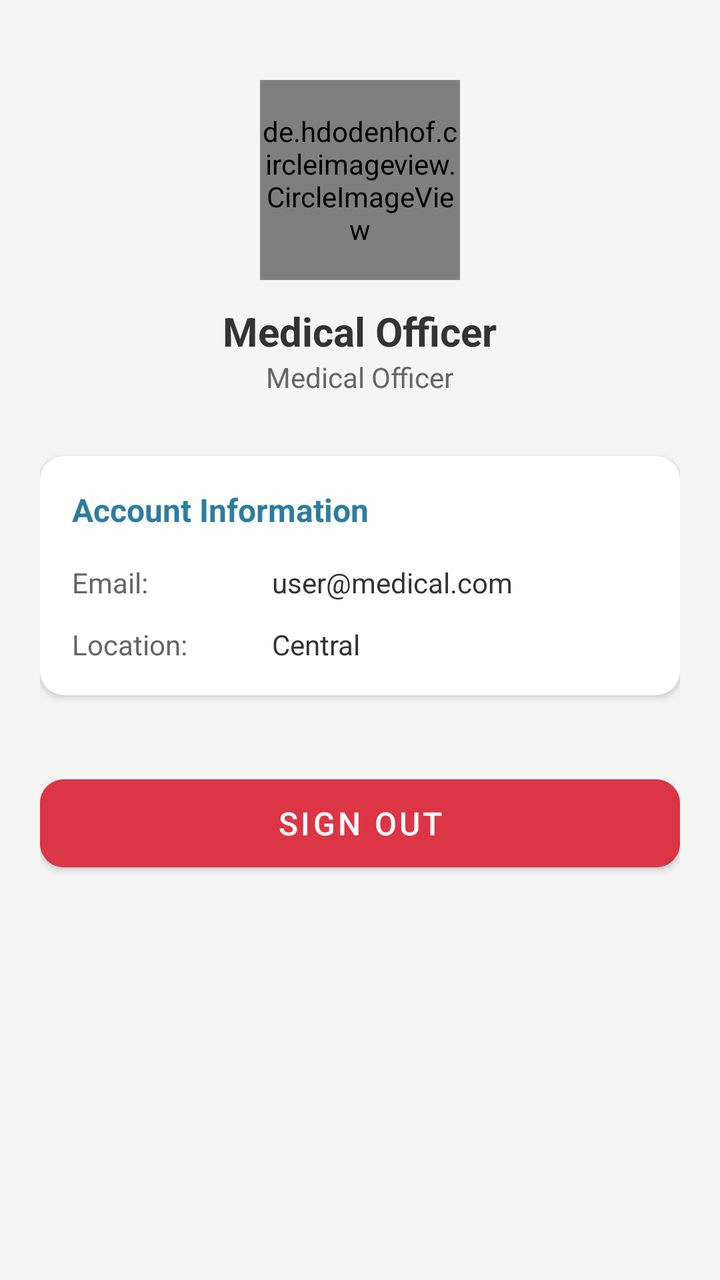
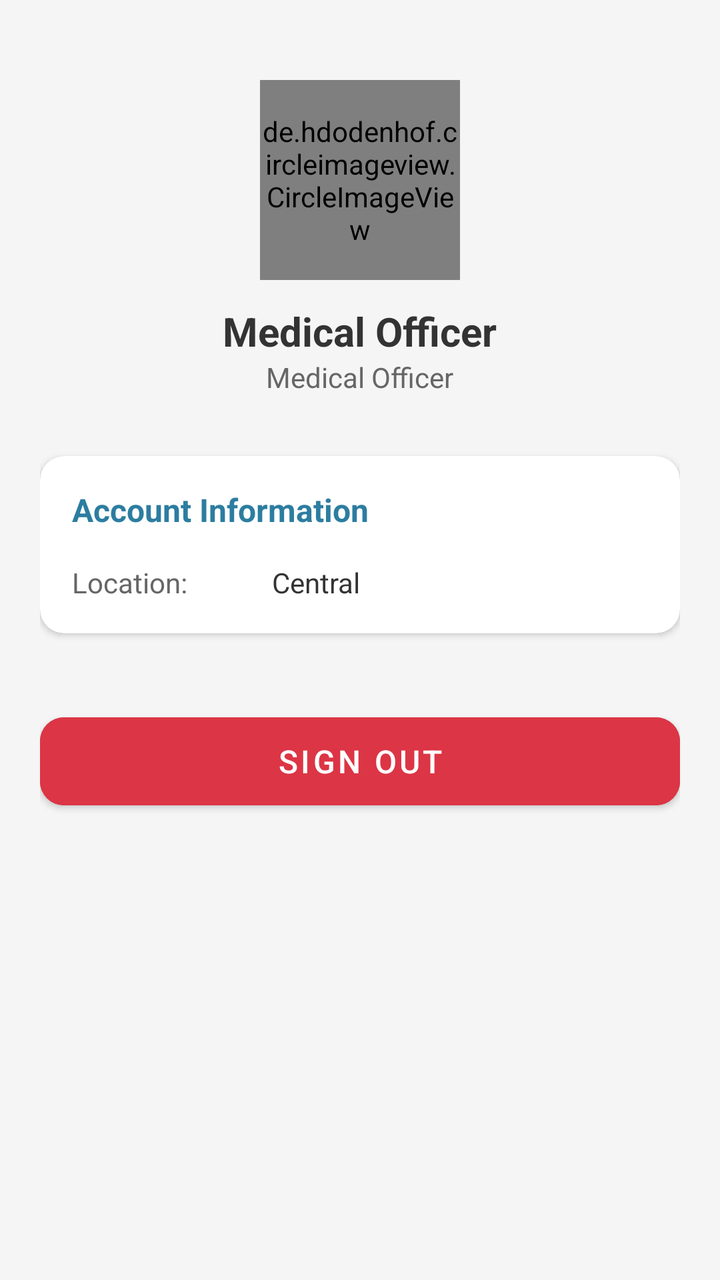

Before-and-after screenshots of an Android layout around one commit, followed by the original layout XML and the change that was made.
<!-- AndroidManifest.xml: application theme Theme.MediCarePro -->
<!-- res/layout/fragment_profile.xml -->
<?xml version="1.0" encoding="utf-8"?>
<ScrollView xmlns:android="http://schemas.android.com/apk/res/android"
    xmlns:app="http://schemas.android.com/apk/res-auto"
    android:layout_width="match_parent"
    android:layout_height="match_parent"
    android:background="#F5F5F5">

    <LinearLayout
        android:layout_width="match_parent"
        android:layout_height="wrap_content"
        android:orientation="vertical"
        android:padding="20dp">

        <LinearLayout
            android:layout_width="match_parent"
            android:layout_height="wrap_content"
            android:orientation="vertical"
            android:gravity="center"
            android:layout_marginTop="20dp"
            android:layout_marginBottom="30dp">

            <de.hdodenhof.circleimageview.CircleImageView
                android:layout_width="100dp"
                android:layout_height="100dp"
                android:src="@drawable/ic_profile_default"
                app:civ_border_width="2dp"
                app:civ_border_color="#2c7da0" />

            <TextView
                android:id="@+id/tvName"
                android:layout_width="wrap_content"
                android:layout_height="wrap_content"
                android:text="Medical Officer"
                android:textSize="20sp"
                android:textStyle="bold"
                android:textColor="#333333"
                android:layout_marginTop="12dp" />

            <TextView
                android:id="@+id/tvRole"
                android:layout_width="wrap_content"
                android:layout_height="wrap_content"
                android:text="Medical Officer"
                android:textSize="14sp"
                android:textColor="#666666" />

        </LinearLayout>

        <com.google.android.material.card.MaterialCardView
            android:layout_width="match_parent"
            android:layout_height="wrap_content"
            app:cardCornerRadius="12dp"
            app:cardElevation="2dp"
            android:layout_marginBottom="16dp">

            <LinearLayout
                android:layout_width="match_parent"
                android:layout_height="wrap_content"
                android:orientation="vertical"
                android:padding="16dp">

                <TextView
                    android:layout_width="wrap_content"
                    android:layout_height="wrap_content"
                    android:text="Account Information"
                    android:textSize="16sp"
                    android:textStyle="bold"
                    android:textColor="#2c7da0"
                    android:layout_marginBottom="16dp" />

                <LinearLayout
                    android:layout_width="match_parent"
                    android:layout_height="wrap_content"
                    android:orientation="horizontal"
                    android:layout_marginBottom="12dp">

                    <TextView
                        android:layout_width="100dp"
                        android:layout_height="wrap_content"
                        android:text="Email:"
                        android:textSize="14sp"
                        android:textColor="#666666" />

                    <TextView
                        android:id="@+id/tvEmail"
                        android:layout_width="0dp"
                        android:layout_height="wrap_content"
                        android:layout_weight="1"
                        android:text="user@medical.com"
                        android:textSize="14sp"
                        android:textColor="#333333" />

                </LinearLayout>

                <LinearLayout
                    android:layout_width="match_parent"
                    android:layout_height="wrap_content"
                    android:orientation="horizontal">

                    <TextView
                        android:layout_width="100dp"
                        android:layout_height="wrap_content"
                        android:text="Location:"
                        android:textSize="14sp"
                        android:textColor="#666666" />

                    <TextView
                        android:id="@+id/tvLocation"
                        android:layout_width="0dp"
                        android:layout_height="wrap_content"
                        android:layout_weight="1"
                        android:text="Central"
                        android:textSize="14sp"
                        android:textColor="#333333" />

                </LinearLayout>

            </LinearLayout>

        </com.google.android.material.card.MaterialCardView>

        <com.google.android.material.button.MaterialButton
            android:id="@+id/btnSignOut"
            android:layout_width="match_parent"
            android:layout_height="56dp"
            android:text="Sign Out"
            android:textSize="16sp"
            app:cornerRadius="12dp"
            android:backgroundTint="#DC3545"
            android:layout_marginTop="20dp" />

    </LinearLayout>

</ScrollView>
<!-- resources referenced by this layout -->
<resources>
  <!-- drawable ic_profile_default (drawable) -->
  <?xml version="1.0" encoding="utf-8"?>
  <shape xmlns:android="http://schemas.android.com/apk/res/android"
      android:shape="oval">
      <solid android:color="#2c7da0" />
  </shape>
  <style name="Theme.MediCarePro" parent="Theme.MaterialComponents.DayNight.NoActionBar">
          <item name="colorPrimary">#2c7da0</item>
          <item name="colorPrimaryVariant">#1f5e7a</item>
          <item name="colorOnPrimary">#FFFFFF</item>
          <item name="colorSecondary">#61a5c2</item>
          <item name="colorSecondaryVariant">#3d7a97</item>
          <item name="colorOnSecondary">#FFFFFF</item>
          <item name="android:statusBarColor">#1f5e7a</item>
      </style>
</resources>

<!-- the commit's change to res/layout/fragment_profile.xml (unified diff, before → after) -->
@@ -71,30 +71,6 @@
                 <LinearLayout
                     android:layout_width="match_parent"
                     android:layout_height="wrap_content"
-                    android:orientation="horizontal"
-                    android:layout_marginBottom="12dp">
-
-                    <TextView
-                        android:layout_width="100dp"
-                        android:layout_height="wrap_content"
-                        android:text="Email:"
-                        android:textSize="14sp"
-                        android:textColor="#666666" />
-
-                    <TextView
-                        android:id="@+id/tvEmail"
-                        android:layout_width="0dp"
-                        android:layout_height="wrap_content"
-                        android:layout_weight="1"
-                        android:text="user@medical.com"
-                        android:textSize="14sp"
-                        android:textColor="#333333" />
-
-                </LinearLayout>
-
-                <LinearLayout
-                    android:layout_width="match_parent"
-                    android:layout_height="wrap_content"
                     android:orientation="horizontal">
 
                     <TextView
@@ -119,6 +95,7 @@
 
         </com.google.android.material.card.MaterialCardView>
 
+        
         <com.google.android.material.button.MaterialButton
             android:id="@+id/btnSignOut"
             android:layout_width="match_parent"
